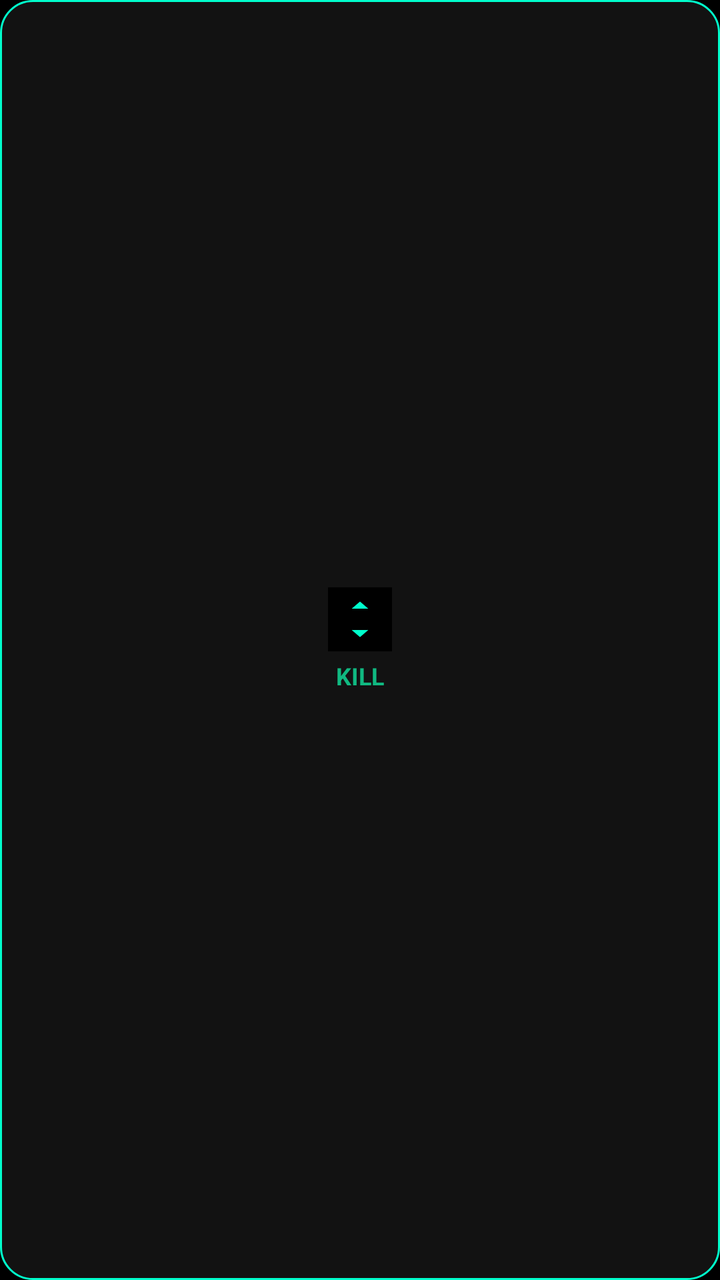
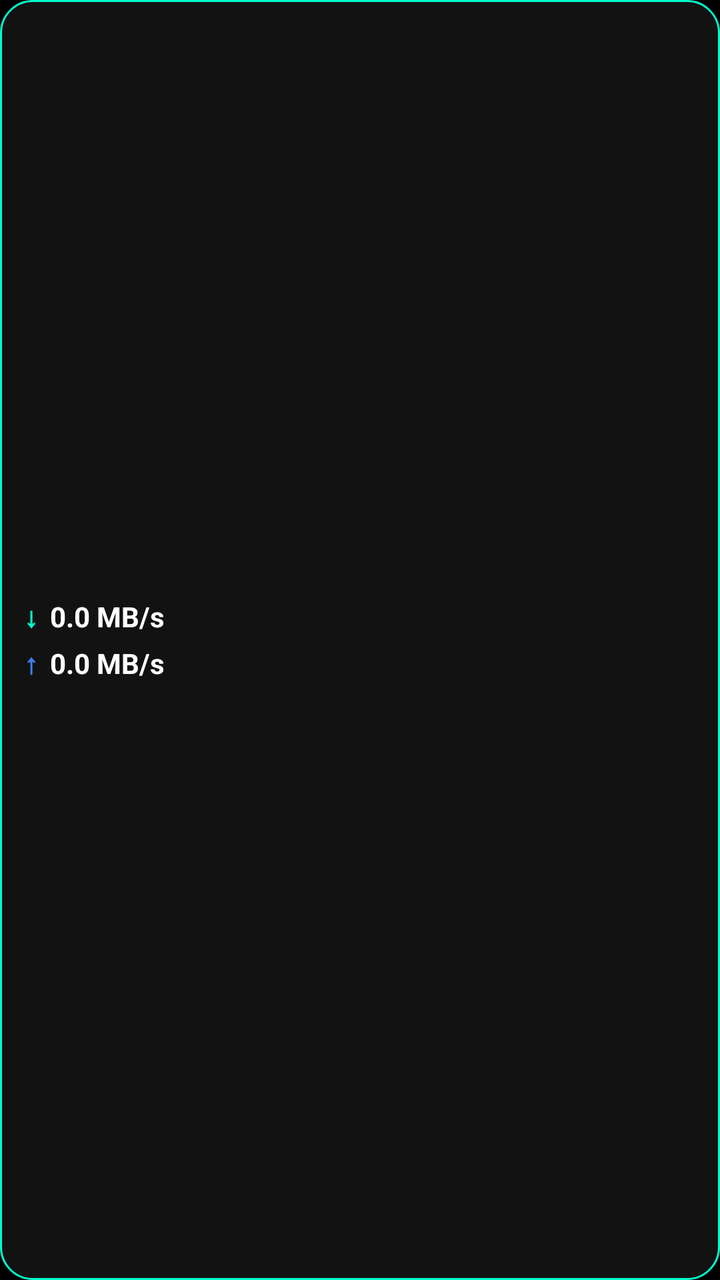

Screens rendered from an Android XML layout before and after an edit, with the pre-edit source and the edit as a unified diff.
<!-- AndroidManifest.xml: application theme Theme.NetSpeed88 -->
<!-- res/layout/widget_layout.xml -->
<?xml version="1.0" encoding="utf-8"?>
<LinearLayout xmlns:android="http://schemas.android.com/apk/res/android"
    android:layout_width="match_parent"
    android:layout_height="match_parent"
    android:background="@drawable/widget_bg"
    android:gravity="center"
    android:orientation="vertical"
    android:padding="8dp">

    <ImageView
        android:id="@+id/widgetIcon"
        android:layout_width="32dp"
        android:layout_height="32dp"
        android:src="@drawable/ic_launcher" />

    <TextView
        android:id="@+id/widgetText"
        android:layout_width="wrap_content"
        android:layout_height="wrap_content"
        android:text="KILL"
        android:textColor="#10B981"
        android:textSize="12sp"
        android:textStyle="bold"
        android:layout_marginTop="4dp" />
</LinearLayout>
<!-- resources referenced by this layout -->
<resources>
  <!-- drawable ic_launcher (drawable) -->
  <vector xmlns:android="http://schemas.android.com/apk/res/android"
      android:width="108dp"
      android:height="108dp"
      android:viewportWidth="108"
      android:viewportHeight="108">
      <path android:fillColor="#000000" android:pathData="M0,0h108v108h-108z" />
      <path android:fillColor="#00FFCC" android:pathData="M54,24 L54,84 M24,54 L84,54" />
      <path android:fillColor="#00FFCC" android:pathData="M40,36 L54,24 L68,36" />
      <path android:fillColor="#00FFCC" android:pathData="M40,72 L54,84 L68,72" />
  </vector>
  <!-- drawable widget_bg (drawable) -->
  <shape xmlns:android="http://schemas.android.com/apk/res/android" android:shape="rectangle">
      <solid android:color="#121212"/>
      <corners android:radius="16dp"/>
      <stroke android:width="1dp" android:color="#00FFCC"/>
  </shape>
  <style name="Theme.NetSpeed88" parent="Theme.AppCompat.NoActionBar">
          <item name="android:windowBackground">@color/bg_main</item>
          <item name="android:statusBarColor">@color/bg_main</item>
          <item name="android:navigationBarColor">@color/bg_main</item>
          <item name="android:textColorPrimary">@color/text_primary</item>
          <item name="android:textColorSecondary">@color/text_secondary</item>
          <item name="android:forceDarkAllowed">false</item>
      </style>
  <color name="bg_main">#000000</color>
  <color name="text_primary">#FFFFFF</color>
  <color name="text_secondary">#888888</color>
</resources>

<!-- the commit's change to res/layout/widget_layout.xml (unified diff, before → after) -->
@@ -3,23 +3,58 @@
     android:layout_width="match_parent"
     android:layout_height="match_parent"
     android:background="@drawable/widget_bg"
-    android:gravity="center"
     android:orientation="vertical"
-    android:padding="8dp">
+    android:padding="12dp"
+    android:gravity="center">
 
-    <ImageView
-        android:id="@+id/widgetIcon"
-        android:layout_width="32dp"
-        android:layout_height="32dp"
-        android:src="@drawable/ic_launcher" />
+    <LinearLayout
+        android:layout_width="match_parent"
+        android:layout_height="wrap_content"
+        android:orientation="horizontal"
+        android:gravity="center_vertical">
 
-    <TextView
-        android:id="@+id/widgetText"
-        android:layout_width="wrap_content"
+        <TextView
+            android:layout_width="wrap_content"
+            android:layout_height="wrap_content"
+            android:text="↓"
+            android:textColor="@color/accent_green"
+            android:textSize="14sp"
+            android:textStyle="bold" />
+
+        <TextView
+            android:id="@+id/widgetDownload"
+            android:layout_width="wrap_content"
+            android:layout_height="wrap_content"
+            android:text="0.0 MB/s"
+            android:textColor="@color/text_primary"
+            android:textSize="14sp"
+            android:textStyle="bold"
+            android:layout_marginStart="6dp" />
+    </LinearLayout>
+
+    <LinearLayout
+        android:layout_width="match_parent"
         android:layout_height="wrap_content"
-        android:text="KILL"
-        android:textColor="#10B981"
-        android:textSize="12sp"
-        android:textStyle="bold"
-        android:layout_marginTop="4dp" />
+        android:orientation="horizontal"
+        android:gravity="center_vertical"
+        android:layout_marginTop="4dp">
+
+        <TextView
+            android:layout_width="wrap_content"
+            android:layout_height="wrap_content"
+            android:text="↑"
+            android:textColor="@color/accent_blue"
+            android:textSize="14sp"
+            android:textStyle="bold" />
+
+        <TextView
+            android:id="@+id/widgetUpload"
+            android:layout_width="wrap_content"
+            android:layout_height="wrap_content"
+            android:text="0.0 MB/s"
+            android:textColor="@color/text_primary"
+            android:textSize="14sp"
+            android:textStyle="bold"
+            android:layout_marginStart="6dp" />
+    </LinearLayout>
 </LinearLayout>
<!-- resource entries referenced after the edit -->
@@ -1,16 +1,7 @@
 <!-- resources referenced by this layout -->
 <resources>
-  <!-- drawable ic_launcher (drawable) -->
-  <vector xmlns:android="http://schemas.android.com/apk/res/android"
-      android:width="108dp"
-      android:height="108dp"
-      android:viewportWidth="108"
-      android:viewportHeight="108">
-      <path android:fillColor="#000000" android:pathData="M0,0h108v108h-108z" />
-      <path android:fillColor="#00FFCC" android:pathData="M54,24 L54,84 M24,54 L84,54" />
-      <path android:fillColor="#00FFCC" android:pathData="M40,36 L54,24 L68,36" />
-      <path android:fillColor="#00FFCC" android:pathData="M40,72 L54,84 L68,72" />
-  </vector>
+  <color name="accent_blue">#3B82F6</color>
+  <color name="accent_green">#00FFCC</color>
   <!-- drawable widget_bg (drawable) -->
   <shape xmlns:android="http://schemas.android.com/apk/res/android" android:shape="rectangle">
       <solid android:color="#121212"/>
